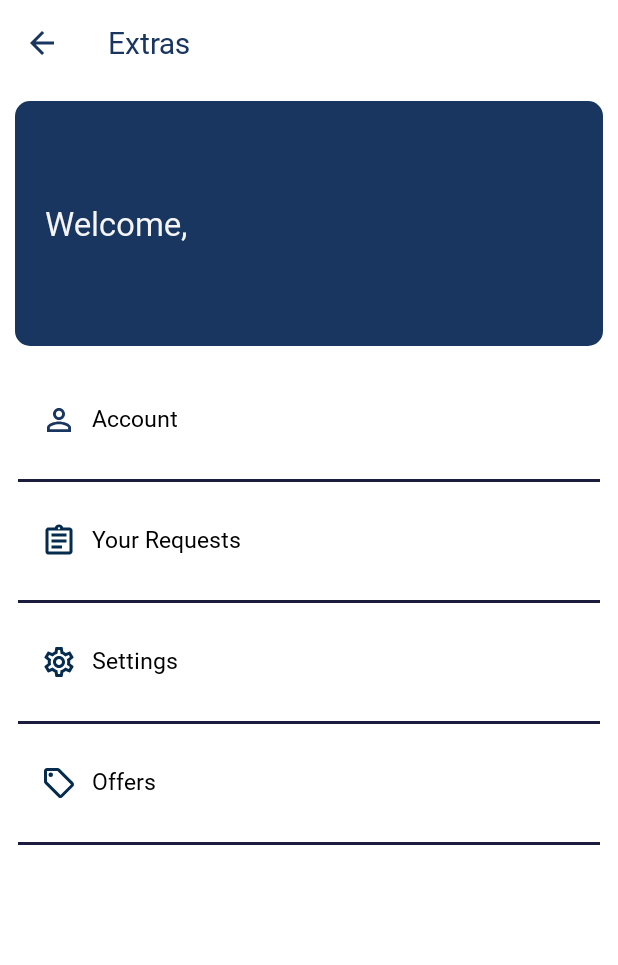
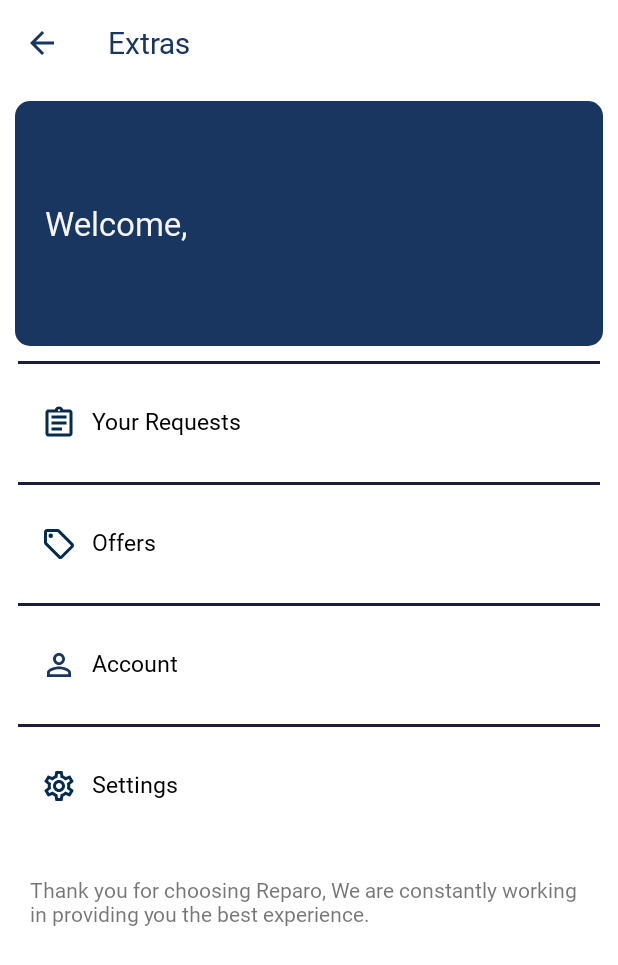
Before and after one commit to warxmachine/ReparoV2, an Android app: the ExtraActivity screen opened directly, with no data from a screen before it, on a phone screen of 412 x 824 dp. Shown: the top 965 px of the screen. Run offline under Robolectric (Android 15) with nearby library versions, the phone set to English and light mode, and no system bars; our stand-ins replace Firebase (no records; nobody signed in at launch, a user with empty details on screens opened directly); 1 statement that could not run was skipped.

Commit message:
Major Development

```diff
--- a/app/src/main/AndroidManifest.xml
+++ b/app/src/main/AndroidManifest.xml
@@ -12,7 +12,10 @@
         android:roundIcon="@mipmap/ic_launcher_round"
         android:supportsRtl="true"
         android:theme="@style/Theme.Reparo">
-        <activity android:name=".activities.ExtraActivity"></activity>
+        <activity android:name=".activities.SettingsActivity"></activity>
+        <activity android:name=".activities.OffersActivity" />
+        <activity android:name=".activities.RequestActivity" />
+        <activity android:name=".activities.ExtraActivity" />
         <activity android:name=".activities.LoginRegistration" />
         <activity android:name=".activities.ProfileActivity" />
 
--- a/app/src/main/res/layout/activity_extra.xml
+++ b/app/src/main/res/layout/activity_extra.xml
@@ -73,21 +73,6 @@
             android:layout_height="wrap_content"
             android:orientation="vertical">
 
-            <TextView
-                android:id="@+id/account"
-                android:layout_width="match_parent"
-                android:layout_height="wrap_content"
-                android:layout_gravity="left"
-                android:layout_margin="15dp"
-                android:layout_marginTop="20dp"
-                android:drawableLeft="@drawable/ic_outline_person_outline_24"
-                android:drawablePadding="10dp"
-                android:gravity="left"
-                android:padding="12dp"
-                android:text="Account"
-                android:textColor="@color/black"
-                android:textSize="15dp" />
-
             <View
                 android:layout_width="wrap_content"
                 android:layout_height="2dp"
@@ -106,29 +91,6 @@
                 android:gravity="left"
                 android:padding="12dp"
                 android:text="Your Requests"
-                android:textColor="@color/black"
-                android:textSize="15dp">
-
-            </TextView>
-
-            <View
-                android:layout_width="wrap_content"
-                android:layout_height="2dp"
-                android:layout_marginLeft="12dp"
-                android:layout_marginRight="12dp"
-                android:background="#1C1C3E" />
-
-            <TextView
-                android:id="@+id/settings"
-                android:layout_width="match_parent"
-                android:layout_height="wrap_content"
-                android:layout_gravity="left"
-                android:layout_margin="15dp"
-                android:drawableLeft="@drawable/ic_outline_settings_24"
-                android:drawablePadding="10dp"
-                android:gravity="left"
-                android:padding="12dp"
-                android:text="Settings"
                 android:textColor="@color/black"
                 android:textSize="15dp">
 
@@ -163,7 +125,54 @@
                 android:layout_marginLeft="12dp"
                 android:layout_marginRight="12dp"
                 android:background="#1C1C3E" />
+
+            <TextView
+                android:id="@+id/account"
+                android:layout_width="match_parent"
+                android:layout_height="wrap_content"
+                android:layout_gravity="left"
+                android:layout_margin="15dp"
+                android:layout_marginTop="20dp"
+                android:drawableLeft="@drawable/ic_outline_person_outline_24"
+                android:drawablePadding="10dp"
+                android:gravity="left"
+                android:padding="12dp"
+                android:text="Account"
+                android:textColor="@color/black"
+                android:textSize="15dp" />
+
+            <View
+                android:layout_width="wrap_content"
+                android:layout_height="2dp"
+                android:layout_marginLeft="12dp"
+                android:layout_marginRight="12dp"
+                android:background="#1C1C3E" />
+
+            <TextView
+                android:id="@+id/settings"
+                android:layout_width="match_parent"
+                android:layout_height="wrap_content"
+                android:layout_gravity="left"
+                android:layout_margin="15dp"
+                android:drawableLeft="@drawable/ic_outline_settings_24"
+                android:drawablePadding="10dp"
+                android:gravity="left"
+                android:padding="12dp"
+                android:text="Settings"
+                android:textColor="@color/black"
+                android:textSize="15dp">
+
+            </TextView>
+            <TextView
+                android:id="@+id/hint"
+                android:layout_margin="20dp"
+                android:text="Thank you for choosing Reparo, We are constantly working in providing you the best experience."
+                android:layout_height="wrap_content"
+                android:layout_width="wrap_content">
+
+            </TextView>
         </LinearLayout>
+
     </ScrollView>
 
 </LinearLayout>
```
Also changed, not shown: app/src/main/java/in/cybersin/reparo/activities/OffersActivity.java (added, +16 -0 lines), app/src/main/java/in/cybersin/reparo/activities/RequestActivity.java (added, +16 -0 lines), app/src/main/java/in/cybersin/reparo/activities/SettingsActivity.java (added, +16 -0 lines), app/src/main/res/layout/activity_offers.xml (added, +9 -0 lines), app/src/main/res/layout/activity_request.xml (added, +9 -0 lines), app/src/main/res/layout/activity_settings.xml (added, +9 -0 lines).
